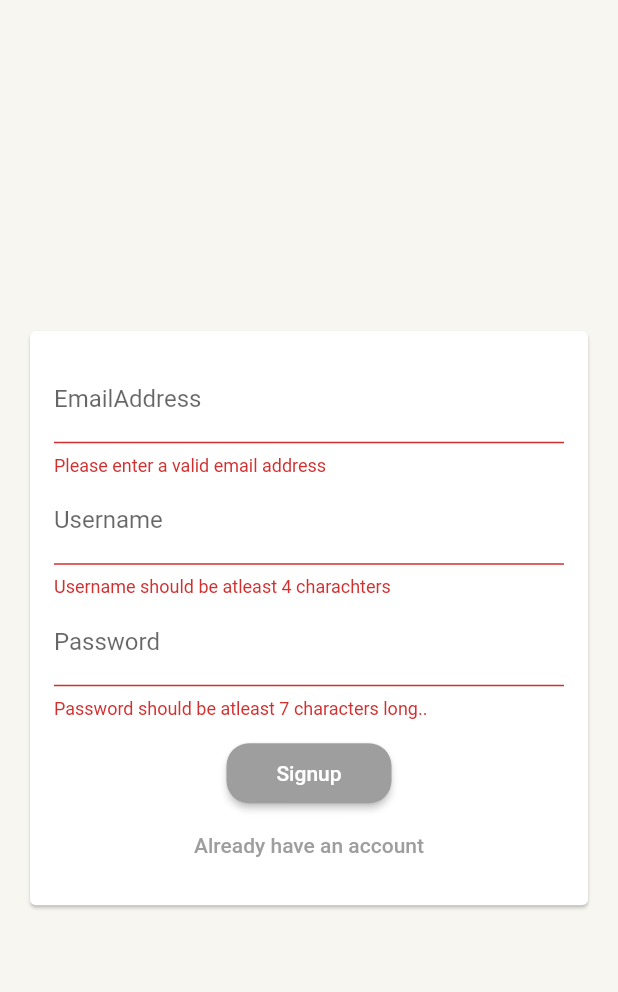
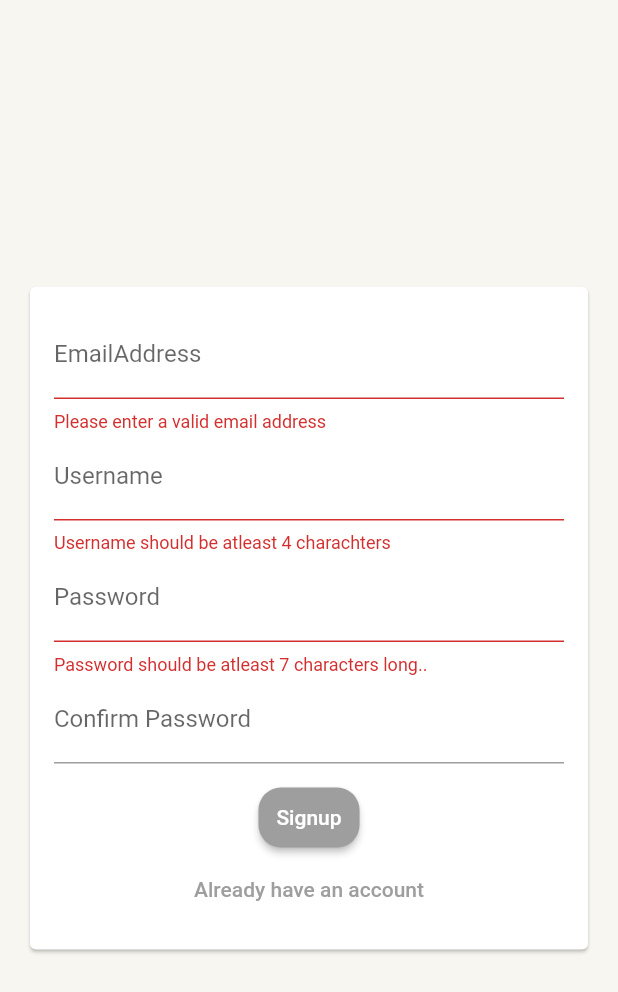
Before and after one commit to J-A-Christopher/bill-reminder, a Flutter app: the screen it shows after launch, after a tap on "Login", after a tap on "Create an account", after a tap on "Signup", on a phone screen of 412 x 824 dp. Shown: the top 992 px of the screen. Run offline on Flutter 3.47's test engine with Material 2 defaults, Android fonts, the phone set to English and light mode, and no system bars; our stand-ins replace flutter_svg; network calls fail.

Commit message:
Added Sign Up Feature

```diff
--- a/lib/main.dart
+++ b/lib/main.dart
@@ -1,6 +1,6 @@
+import 'package:bill_reminder_app/providers/auth_provider.dart';
 import 'package:bill_reminder_app/providers/bill_provider.dart';
 import 'package:bill_reminder_app/screens/auth_screen.dart';
-import 'package:bill_reminder_app/screens/my_home_screen.dart';
 import 'package:flutter/material.dart';
 import 'package:provider/provider.dart';
 
@@ -13,8 +13,13 @@ class MyApp extends StatelessWidget {
 
   @override
   Widget build(BuildContext context) {
-    return ChangeNotifierProvider(
-      create: (context) => BillProvider(),
+    return MultiProvider(
+      providers: [
+        ChangeNotifierProvider(create: (context) => Auth()),
+        ChangeNotifierProvider(
+          create: (context) => BillProvider(),
+        )
+      ],
       child: MaterialApp(
           debugShowCheckedModeBanner: false,
           theme: ThemeData().copyWith(
--- /dev/null
+++ b/lib/providers/auth_provider.dart
@@ -0,0 +1,40 @@
+import 'dart:convert';
+
+import 'package:bill_reminder_app/Data/models/http_exception_file.dart';
+import 'package:flutter/cupertino.dart';
+import 'package:http/http.dart' as http;
+
+class Auth with ChangeNotifier {
+  String? _token;
+  DateTime? _expiryDate;
+  String? _userId;
+
+  Future<void> signUp(String email, String password) async {
+    var url = Uri.parse(
+        'https://identitytoolkit.googleapis.com/v1/accounts:signUp?key=AIzaSyCjOvL4dJO9VFxMpjzNKKzpy1gl2gOCzHA');
+    try {
+      final response = await http.post(url,
+          body: json.encode({
+            'email': email,
+            'password': password,
+            'returnSecureToken': true
+          }));
+      print('giana${json.decode(response.body)}');
+      final responseData = json.decode(response.body);
+      if (responseData['error'] != null) {
+        throw HttpException(message: responseData['error']['message']);
+      }
+    } catch (error) {
+      rethrow;
+    }
+  }
+
+  Future<void> login(String email, String password) async {
+    var url = Uri.parse(
+        'https://identitytoolkit.googleapis.com/v1/accounts:signInWithPassword?key=AIzaSyCjOvL4dJO9VFxMpjzNKKzpy1gl2gOCzHA');
+    final response = await http.post(url,
+        body: json.encode(
+            {'email': email, 'password': password, 'returnSecureToken': true}));
+    print('leo${json.decode(response.body)}');
+  }
+}
--- a/lib/widgets/auth/auth_form.dart
+++ b/lib/widgets/auth/auth_form.dart
@@ -1,4 +1,8 @@
+import 'package:bill_reminder_app/Data/models/http_exception_file.dart';
 import 'package:flutter/material.dart';
+import 'package:provider/provider.dart';
+
+import '../../providers/auth_provider.dart';
 
 class AuthForm extends StatefulWidget {
   const AuthForm({super.key});
@@ -9,18 +13,73 @@ class AuthForm extends StatefulWidget {
 
 class _AuthFormState extends State<AuthForm> {
   final formKey = GlobalKey<FormState>();
+  bool _isLoading = false;
+  TextEditingController passwordEditCont = TextEditingController();
   var _isLogin = true;
-  String userEmail = '';
-  String userName = '';
-  String userPassword = '';
-  void _trySubmit() {
+  Map<String, dynamic> authData = {
+    'userEmail': '',
+    'userName': '',
+    'userPassword': ''
+  };
+
+  void _showErrorDialog(String message) async {
+    await showDialog(
+        context: context,
+        builder: (context) {
+          return AlertDialog(
+            title: const Text('An error occured'),
+            content: Text(message),
+            actions: [
+              TextButton(
+                  onPressed: () {
+                    Navigator.of(context).pop();
+                  },
+                  child: const Text('Ok'))
+            ],
+          );
+        });
+  }
+
+  Future<void> _trySubmit() async {
     final isValid = formKey.currentState!.validate();
     FocusScope.of(context).unfocus();
+
     if (isValid) {
       formKey.currentState!.save();
-      print(userEmail);
-      print(userName);
-      print(userPassword);
+      setState(() {
+        _isLoading = true;
+      });
+      try {
+        await Provider.of<Auth>(context, listen: false)
+            .signUp(authData['userEmail'], authData['userPassword']);
+        setState(() {
+          _isLoading = false;
+        });
+        // if (_isLogin) {
+        //   await Provider.of<Auth>(context, listen: false)
+        //       .login(authData['userEmail'], authData['userPassword']);
+        // }
+      } on HttpException catch (error) {
+        var errorMessage = 'Authentication failed ';
+        if (error.toString().contains('EMAIL_EXISTS')) {
+          errorMessage = 'The email address is already in use.';
+        } else if (error.toString().contains('INVALID_EMAIL')) {
+          errorMessage = 'This is not a valid email address';
+        } else if (error.toString().contains('WEAK_PASSWORD ')) {
+          errorMessage = 'The password id too weak.';
+        } else if (error.toString().contains('EMAIL_NOT_FOUND')) {
+          errorMessage = 'Could not find user with that email';
+        } else if (error.toString().contains('INVALID_PASSWORD')) {
+          errorMessage = 'Invalid password';
+        }
+        _showErrorDialog(errorMessage);
+      } catch (error) {
+        var errorMessage = 'Could not authenticate you. Try again later';
+        _showErrorDialog(errorMessage);
+      }
+      setState(() {
+        _isLoading = false;
+      });
     }
   }
 
@@ -40,7 +99,7 @@ class _AuthFormState extends State<AuthForm> {
                   TextFormField(
                     key: const ValueKey('email'),
                     onSaved: (value) {
-                      userEmail = value!;
+                      authData['userEmail'] = value!;
                     },
                     validator: (value) {
                       if (value!.isEmpty || !value.contains('@')) {
@@ -56,7 +115,7 @@ class _AuthFormState extends State<AuthForm> {
                     TextFormField(
                       key: const ValueKey('username'),
                       onSaved: (value) {
-                        userName = value!;
+                        authData['userName'] = value!;
                       },
                       validator: (value) {
                         if (value!.isEmpty || value.length < 4) {
@@ -67,9 +126,10 @@ class _AuthFormState extends State<AuthForm> {
                       decoration: const InputDecoration(labelText: 'Username'),
                     ),
                   TextFormField(
+                    controller: passwordEditCont,
                     key: const ValueKey('password'),
                     onSaved: (value) {
-                      userPassword = value!;
+                      authData['userPassword'] = value!;
                     },
                     validator: (value) {
                       if (value!.isEmpty || value.length < 7) {
@@ -80,19 +140,34 @@ class _AuthFormState extends State<AuthForm> {
                     decoration: const InputDecoration(labelText: 'Password'),
                     obscureText: true,
                   ),
+                  if (!_isLogin)
+                    TextFormField(
+                      key: const ValueKey('cpassword'),
+                      validator: (value) {
+                        if (value != passwordEditCont.text) {
+                          return 'Passwords do not match';
+                        }
+                        return null;
+                      },
+                      // onSaved: (value) {
+                      //    = value!;
+                      // },
+                      decoration:
+                          const InputDecoration(labelText: 'Confirm Password'),
+                      obscureText: true,
+                    ),
                   const SizedBox(
                     height: 12,
                   ),
-                  SizedBox(
-                    width: 110,
-                    child: ElevatedButton(
+                  _isLoading
+                      ? const CircularProgressIndicator()
+                      : ElevatedButton(
                           style: ElevatedButton.styleFrom(
                               padding: const EdgeInsets.all(12),
                               shape: RoundedRectangleBorder(
                                   borderRadius: BorderRadius.circular(15))),
                           onPressed: _trySubmit,
                           child: Text(_isLogin ? 'Login' : 'Signup')),
-                  ),
                   TextButton(
                       onPressed: () {
                         setState(() {
```
Lines whose indentation alone changed are shown as unchanged.
